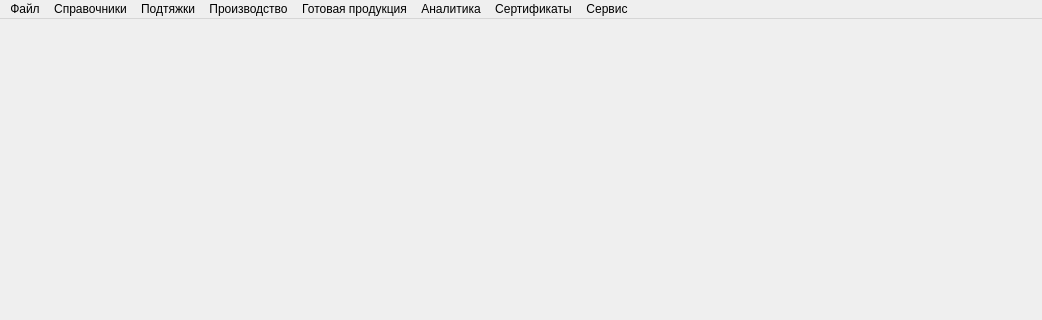
Qt form mainwindow.ui (Sergeyego/wire_pr) before a commit; both pictures show x 0 to 1042 and y 0 to 320 of the 1042 by 729 pixel window.
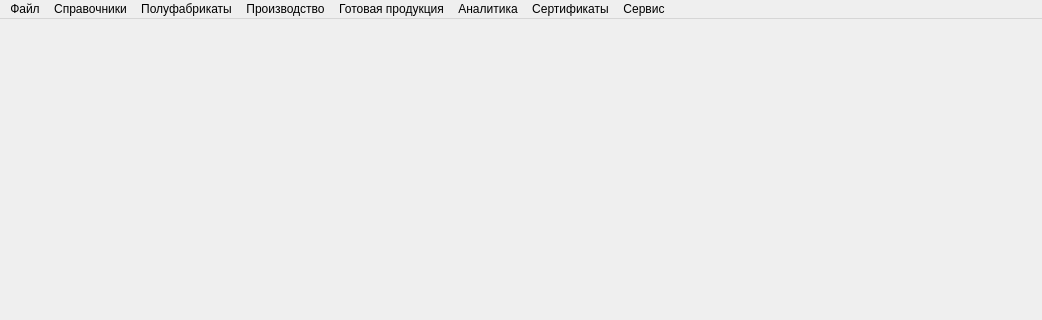
The same form after that commit. Icons and pictures are not drawn.

What changed in the file:
```diff
--- a/mainwindow.ui
+++ b/mainwindow.ui
@@ -101,7 +101,7 @@
    </widget>
    <widget class="QMenu" name="menu_8">
     <property name="title">
-     <string>Подтяжки</string>
+     <string>Полуфабрикаты</string>
     </property>
     <addaction name="actionPodt"/>
     <addaction name="actionPrecensePodt"/>
```
Left out of the diff: 16 changed lines with no effect on the pictures.
